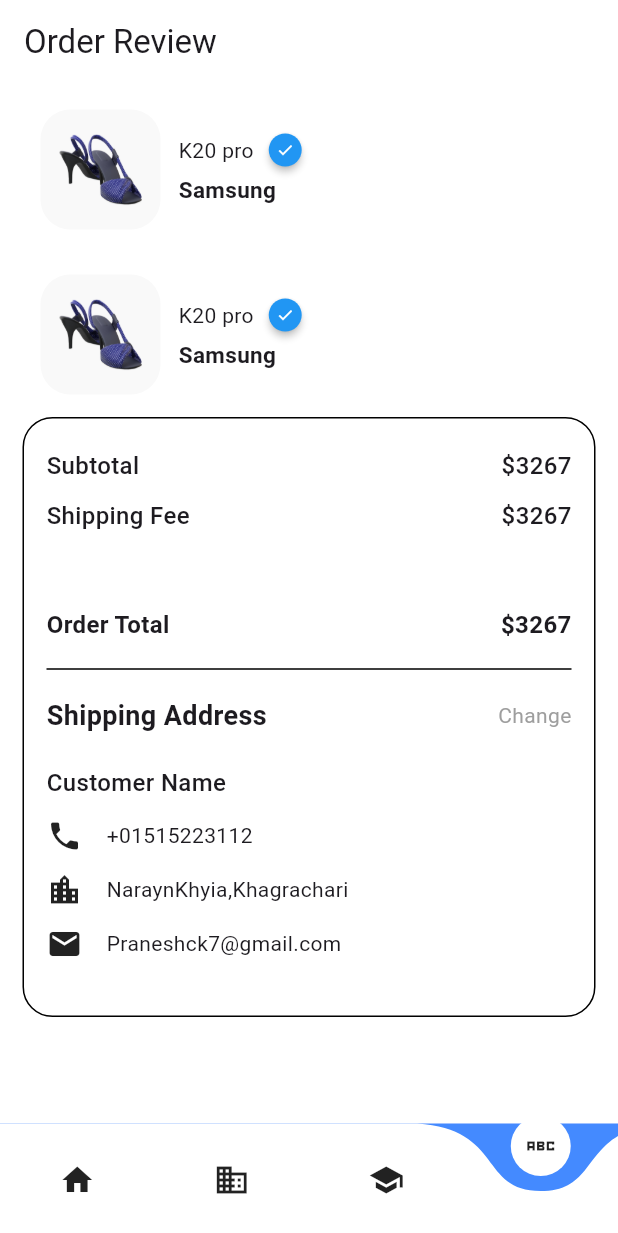
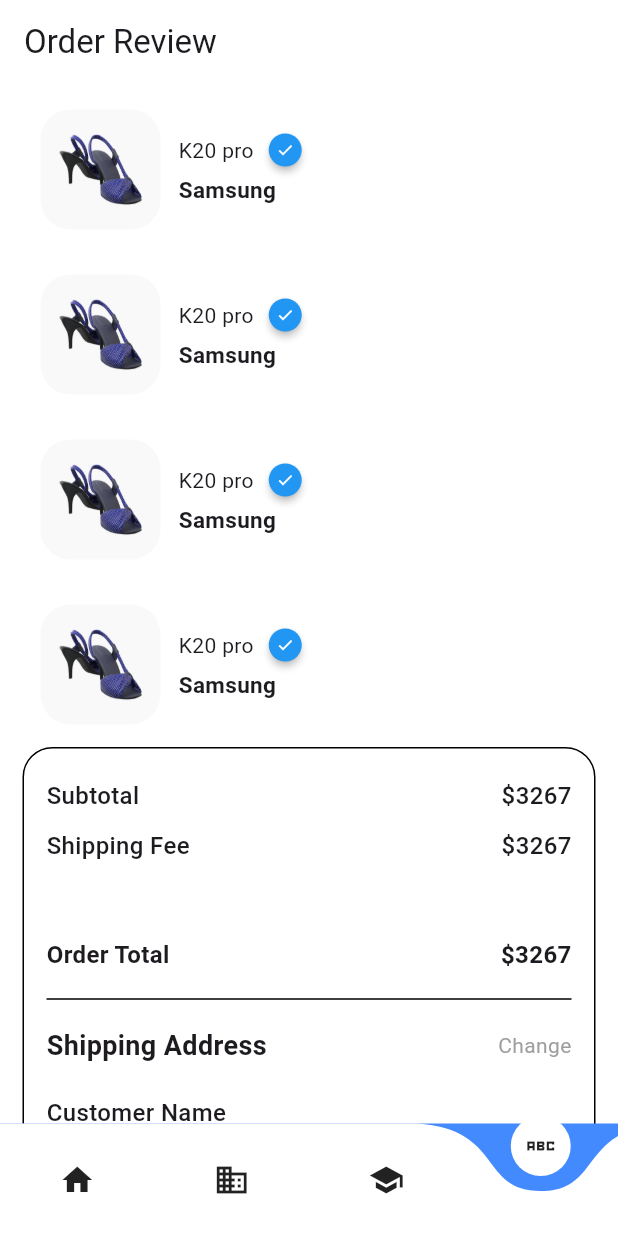
Before and after one commit to pranesh12/gadget_shop_app, a Flutter app: the screen it shows after launch, item 4 of the bottom bar chosen, on a phone screen of 412 x 824 dp. Shown: the top 1233 px of the screen. Run offline on Flutter 3.47's test engine with Material 3 defaults, Android fonts, the phone set to English and light mode, and no system bars; drawn by our look-alikes of badges, curved_navigation_bar.

Commit message:
overview ui completed

```diff
--- a/lib/screens/order_review.dart
+++ b/lib/screens/order_review.dart
@@ -18,11 +18,32 @@
         backgroundColor: Colors.white,
         title: const Text("Order Review"),
       ),
-      body: Container(
-          margin: const EdgeInsets.symmetric(horizontal: 15, vertical: 2),
-          child: Column(
-            children: [OrderList(), OrderAmmount()],
-          )),
+      body: SingleChildScrollView(
+        child: Container(
+            margin: const EdgeInsets.symmetric(horizontal: 15, vertical: 2),
+            child: Column(
+              children: [
+                OrderList(),
+                OrderAmmount(),
+                Container(
+                    margin: const EdgeInsets.symmetric(vertical: 15),
+                    padding: const EdgeInsets.symmetric(horizontal: 5),
+                    width: 400,
+                    height: 40,
+                    decoration: BoxDecoration(
+                        color: Colors.blue,
+                        borderRadius: BorderRadius.circular(10)),
+                    child: const Center(
+                        child: Text(
+                      "Checkout",
+                      style: TextStyle(
+                          color: Colors.white,
+                          fontWeight: FontWeight.bold,
+                          fontSize: 16),
+                    )))
+              ],
+            )),
+      ),
     );
   }
 }
--- a/lib/widgets/order/order_ammount.dart
+++ b/lib/widgets/order/order_ammount.dart
@@ -6,7 +6,6 @@
   @override
   Widget build(BuildContext context) {
     return Container(
-      height: 400,
       padding: const EdgeInsets.symmetric(horizontal: 15, vertical: 20),
       decoration: BoxDecoration(
           borderRadius: BorderRadius.circular(20),
--- a/lib/widgets/order/order_list.dart
+++ b/lib/widgets/order/order_list.dart
@@ -14,7 +14,7 @@
     return Column(
       children: [
         //box or card
-        for (int i = 1; i < 3; i++)
+        for (int i = 1; i < 5; i++)
           Container(
             padding: const EdgeInsets.symmetric(horizontal: 12, vertical: 2),
             height: 110,
```
